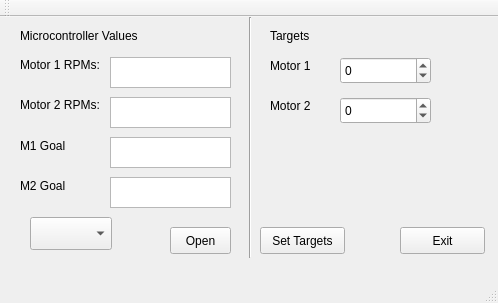
Above: Computer/BeerPong_GUI/mainwindow.ui from WSU-RoboticsClub/BeerPong_TeamB before the change. Below: the same form after it.
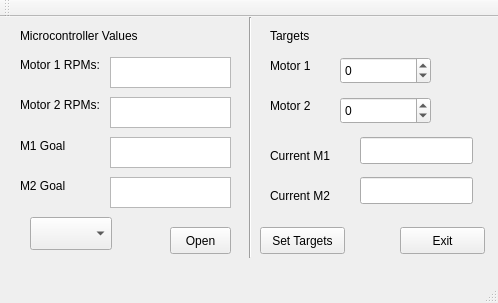
That is the form after the change.

```diff
--- a/Computer/BeerPong_GUI/mainwindow.ui
+++ b/Computer/BeerPong_GUI/mainwindow.ui
@@ -276,6 +276,58 @@
      <string>Open</string>
     </property>
    </widget>
+   <widget class="QLabel" name="label_6">
+    <property name="geometry">
+     <rect>
+      <x>270</x>
+      <y>130</y>
+      <width>71</width>
+      <height>17</height>
+     </rect>
+    </property>
+    <property name="text">
+     <string>Current M1</string>
+    </property>
+   </widget>
+   <widget class="QLabel" name="label_7">
+    <property name="geometry">
+     <rect>
+      <x>270</x>
+      <y>170</y>
+      <width>71</width>
+      <height>17</height>
+     </rect>
+    </property>
+    <property name="text">
+     <string>Current M2</string>
+    </property>
+   </widget>
+   <widget class="QLineEdit" name="text_currentM2">
+    <property name="geometry">
+     <rect>
+      <x>360</x>
+      <y>120</y>
+      <width>113</width>
+      <height>27</height>
+     </rect>
+    </property>
+    <property name="readOnly">
+     <bool>true</bool>
+    </property>
+   </widget>
+   <widget class="QLineEdit" name="text_currentM1">
+    <property name="geometry">
+     <rect>
+      <x>360</x>
+      <y>160</y>
+      <width>113</width>
+      <height>27</height>
+     </rect>
+    </property>
+    <property name="readOnly">
+     <bool>true</bool>
+    </property>
+   </widget>
   </widget>
   <widget class="QMenuBar" name="menuBar">
    <property name="geometry">
```
